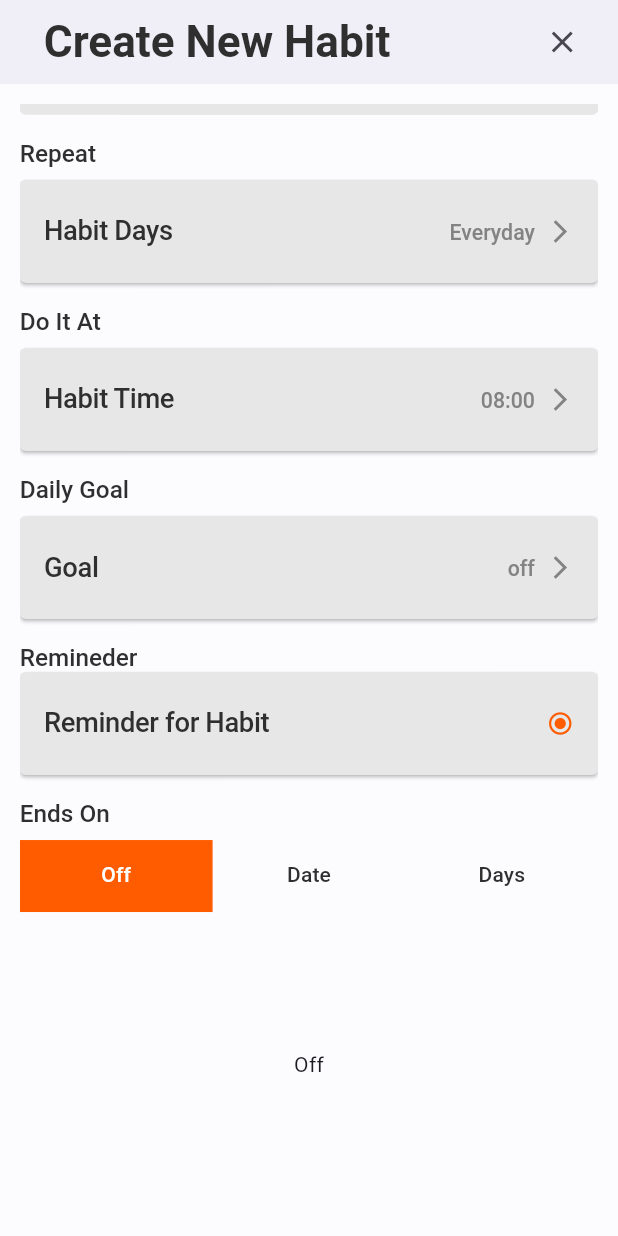
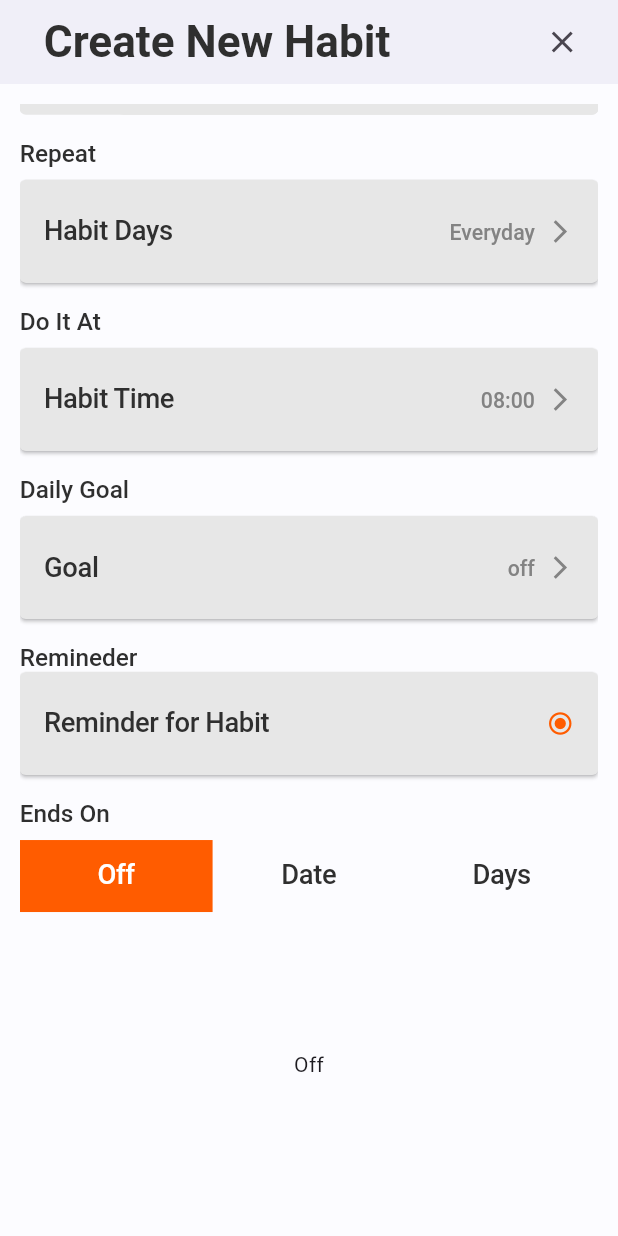
Before and after one commit to seiffbdd/habit_tracker, a Flutter app: the AddHabitView screen opened by its route, scrolled down 226 dp, on a phone screen of 412 x 824 dp. Run offline on Flutter 3.47's test engine with Material 3 defaults, Android fonts, the phone set to English and light mode, and no system bars; our stand-ins replace flutter_screenutil, go_router, sqflite; accounts and stored records are empty.

Commit message:
some modifies on existing files

```diff
--- a/lib/core/responsive_layout.dart
+++ b/lib/core/responsive_layout.dart
@@ -10,16 +10,16 @@ class ResponsiveLayout extends StatelessWidget {
   });
 
   static bool isMobile(BuildContext context) =>
-      MediaQuery.of(context).size.width < 800;
+      MediaQuery.of(context).size.width < 750;
 
   static bool isTablet(BuildContext context) =>
-      MediaQuery.of(context).size.width >= 800;
+      MediaQuery.of(context).size.width >= 750;
 
   @override
   Widget build(BuildContext context) {
     return LayoutBuilder(
       builder: (context, constraints) {
-        if (constraints.maxWidth < 800) {
+        if (constraints.maxWidth < 750) {
           return mobile;
         } else {
           return tablet;
--- a/lib/core/utils/components.dart
+++ b/lib/core/utils/components.dart
@@ -1,4 +1,6 @@
 import 'package:flutter/material.dart';
+import 'package:flutter_screenutil/flutter_screenutil.dart';
+import 'package:habit_tracker/core/theme/app_colors.dart';
 
 abstract class Components {
   static String iconDataToString(IconData iconData) {
@@ -17,4 +19,19 @@ abstract class Components {
       fontPackage: fontPackage,
     );
   }
+
+  static Future<dynamic> showDefaultBottomSheet(
+    BuildContext context, {
+    required Widget child,
+  }) {
+    return showModalBottomSheet(
+      context: context,
+      backgroundColor: AppColors.blackGrey,
+      shape: RoundedRectangleBorder(
+        borderRadius: BorderRadius.vertical(top: Radius.circular(16.r)),
+      ),
+
+      builder: (context) => child,
+    );
+  }
 }
--- a/lib/features/add_habit/presentation/view/widgets/build_tab_bar.dart
+++ b/lib/features/add_habit/presentation/view/widgets/build_tab_bar.dart
@@ -4,25 +4,42 @@ import 'package:habit_tracker/core/theme/app_colors.dart';
 class BuildTabBar extends StatelessWidget {
   const BuildTabBar({
     super.key,
-    required TabController tabController,
-    required List<Widget> tabs,
-  }) : _tabController = tabController,
-       _tabs = tabs;
+    this.tabController,
+    required this.tabs,
+    this.indicatorDecoration,
+    this.isScrollable = false,
+    this.dividerHeight = 0.0,
+    this.wantPrimaryDecoration = true,
+    this.labelColor,
+    this.unSelectedLabelColor,
+  });
 
-  final TabController _tabController;
-  final List<Widget> _tabs;
-
+  final TabController? tabController;
+  final List<Widget> tabs;
+  final Decoration? indicatorDecoration;
+  final bool isScrollable;
+  final double dividerHeight;
+  final bool wantPrimaryDecoration;
+  final Color? labelColor;
+  final Color? unSelectedLabelColor;
   @override
   Widget build(BuildContext context) {
     return TabBar(
+      isScrollable: isScrollable,
       onTap: (value) {},
-      controller: _tabController,
-      tabs: _tabs,
-      indicator: BoxDecoration(color: AppColors.darkOrange),
-      dividerHeight: 0.0,
-      labelColor: AppColors.white,
-      unselectedLabelColor: AppColors.blackGrey,
+      controller: tabController,
+      tabs: tabs,
+      indicator:
+          indicatorDecoration == null
+              ? wantPrimaryDecoration
+                  ? BoxDecoration(color: AppColors.darkOrange)
+                  : null
+              : null,
+      dividerHeight: dividerHeight,
+      labelColor: labelColor ?? AppColors.white,
+      unselectedLabelColor: unSelectedLabelColor ?? AppColors.blackGrey,
       indicatorSize: TabBarIndicatorSize.tab,
+      labelStyle: Theme.of(context).textTheme.displayLarge,
     );
   }
 }
--- a/lib/features/add_habit/presentation/view/widgets/icon_and_color_card.dart
+++ b/lib/features/add_habit/presentation/view/widgets/icon_and_color_card.dart
@@ -1,6 +1,8 @@
 import 'package:flutter/material.dart';
 import 'package:flutter_screenutil/flutter_screenutil.dart';
 import 'package:habit_tracker/core/theme/app_colors.dart';
+import 'package:habit_tracker/core/utils/components.dart';
+import 'package:habit_tracker/features/add_habit/presentation/view/widgets/build_icon_bottom_sheet.dart';
 import 'package:habit_tracker/features/add_habit/presentation/view/widgets/labeled_action_button.dart';
 
 class IconAndColorCard extends StatelessWidget {
@@ -22,7 +24,15 @@ class IconAndColorCard extends StatelessWidget {
           Expanded(
             child: Column(
               children: [
-                LabeledActionButton(labelText: 'Icon', disabledBorder: true),
+                LabeledActionButton(
+                  labelText: 'Icon',
+                  disabledBorder: true,
+                  onPressed:
+                      () => Components.showDefaultBottomSheet(
+                        context,
+                        child: BuildIconBottomSheet(),
+                      ),
+                ),
                 Divider(height: 0),
                 LabeledActionButton(
                   labelText: 'Color',
@@ -35,6 +45,7 @@ class IconAndColorCard extends StatelessWidget {
                     height: 22.h,
                     width: 22.h,
                   ),
+                  onPressed: () {},
                 ),
               ],
             ),
```
